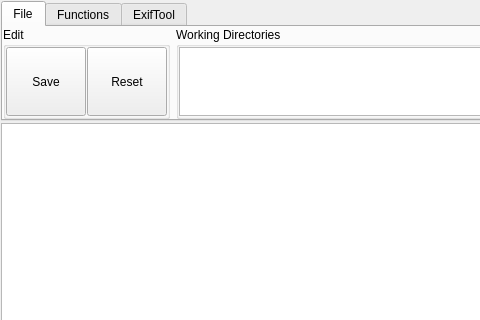
This is exiftoolgui_mainwindow.ui in Yang-z/ExifToolGUI as Qt 5 draws it before an edit; both pictures show x 0 to 480 and y 0 to 320 of the 1330 by 726 pixel window. The edited form follows.
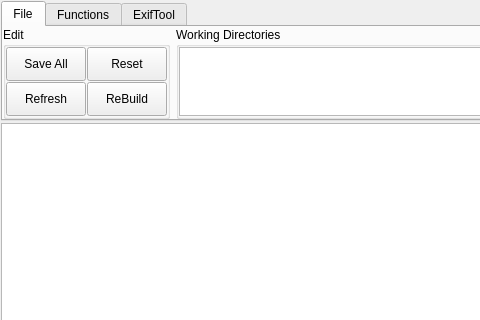
This is the edited form.

Commit message: support: rebuild corrupted EXIF, reset and refresh - rebuild all EXIF meta information, to repair corrupted EXIF - reset unsaved modifications - refresh metadate by reloading from file

What changed in the file:
```diff
--- a/exiftoolgui_mainwindow.ui
+++ b/exiftoolgui_mainwindow.ui
@@ -185,6 +185,19 @@
             <property name="spacing">
              <number>1</number>
             </property>
+            <item row="2" column="3">
+             <widget class="QPushButton" name="button_rebuild">
+              <property name="sizePolicy">
+               <sizepolicy hsizetype="Minimum" vsizetype="Expanding">
+                <horstretch>0</horstretch>
+                <verstretch>0</verstretch>
+               </sizepolicy>
+              </property>
+              <property name="text">
+               <string>ReBuild</string>
+              </property>
+             </widget>
+            </item>
             <item row="1" column="1">
              <widget class="QPushButton" name="button_save">
               <property name="sizePolicy">
@@ -200,12 +213,12 @@
                </size>
               </property>
               <property name="text">
-               <string>Save</string>
+               <string>Save All</string>
               </property>
              </widget>
             </item>
-            <item row="1" column="2">
-             <widget class="QPushButton" name="pushButton">
+            <item row="1" column="3">
+             <widget class="QPushButton" name="button_reset">
               <property name="sizePolicy">
                <sizepolicy hsizetype="Minimum" vsizetype="Expanding">
                 <horstretch>0</horstretch>
@@ -217,6 +230,19 @@
               </property>
              </widget>
             </item>
+            <item row="2" column="1">
+             <widget class="QPushButton" name="button_refresh">
+              <property name="sizePolicy">
+               <sizepolicy hsizetype="Minimum" vsizetype="Expanding">
+                <horstretch>0</horstretch>
+                <verstretch>0</verstretch>
+               </sizepolicy>
+              </property>
+              <property name="text">
+               <string>Refresh</string>
+              </property>
+             </widget>
+            </item>
            </layout>
           </widget>
          </item>
```
The commit also changes 4 other files.
